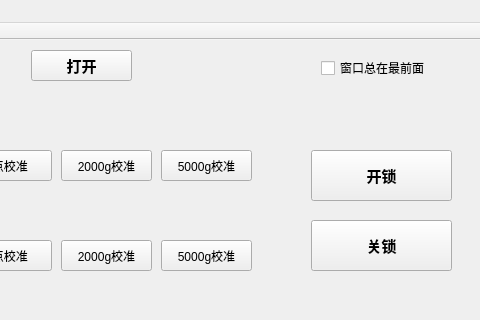
First picture: the form in iw_visual_terminal/mainwindow.ui, repository BobDeng1974/qt_iw_visual_terminal, before the edit; both pictures show x 489 to 969 and y 0 to 320 of the 969 by 507 pixel window.
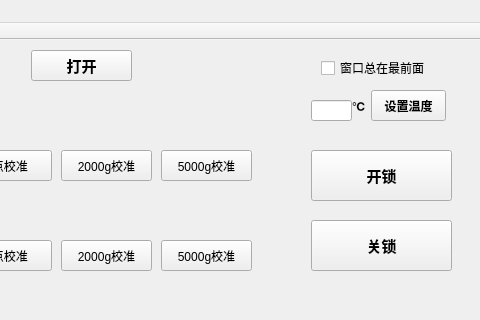
Second picture: the form after the edit.

Commit message: 细分超时设置

```diff
--- a/iw_visual_terminal/mainwindow.ui
+++ b/iw_visual_terminal/mainwindow.ui
@@ -757,6 +757,54 @@
      <string>未知</string>
     </property>
    </widget>
+   <widget class="QLineEdit" name="set_temperature_edit">
+    <property name="geometry">
+     <rect>
+      <x>800</x>
+      <y>60</y>
+      <width>41</width>
+      <height>21</height>
+     </rect>
+    </property>
+   </widget>
+   <widget class="QLabel" name="label_13">
+    <property name="geometry">
+     <rect>
+      <x>841</x>
+      <y>50</y>
+      <width>20</width>
+      <height>31</height>
+     </rect>
+    </property>
+    <property name="font">
+     <font>
+      <weight>75</weight>
+      <bold>true</bold>
+     </font>
+    </property>
+    <property name="text">
+     <string>℃</string>
+    </property>
+   </widget>
+   <widget class="QPushButton" name="set_temperature_button">
+    <property name="geometry">
+     <rect>
+      <x>860</x>
+      <y>50</y>
+      <width>75</width>
+      <height>31</height>
+     </rect>
+    </property>
+    <property name="font">
+     <font>
+      <weight>75</weight>
+      <bold>true</bold>
+     </font>
+    </property>
+    <property name="text">
+     <string>设置温度</string>
+    </property>
+   </widget>
   </widget>
   <widget class="QToolBar" name="mainToolBar">
    <attribute name="toolBarArea">
```
The commit also changes 4 other files.
